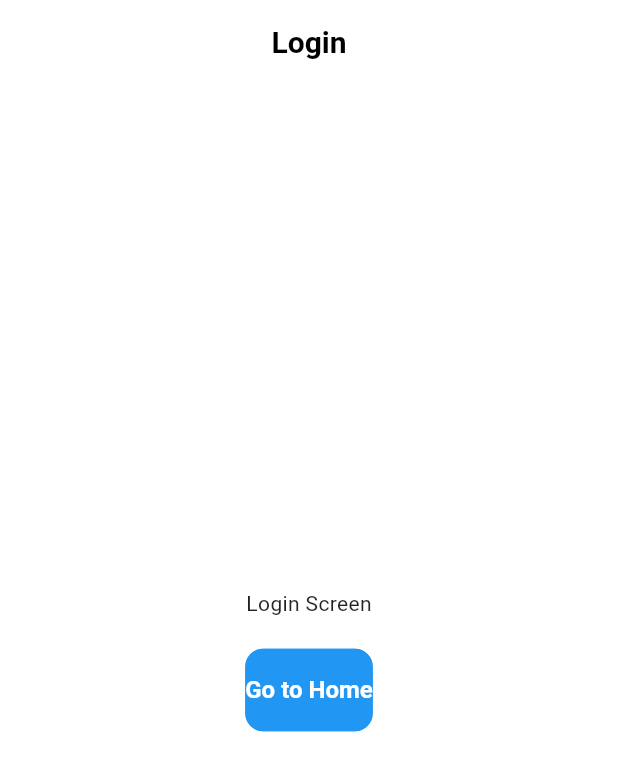
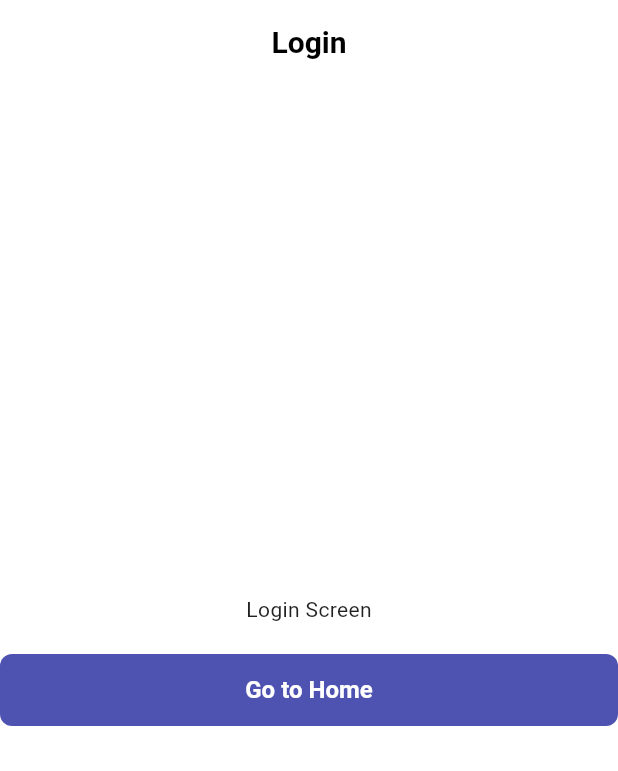
Before and after one commit to Dev-Ninjas-Backup/jesusvlsco, a Flutter app: the screen it shows after launch, on a phone screen of 412 x 824 dp. Shown: the top 771 px of the screen. Run offline on Flutter 3.47's test engine with Material 3 defaults, Android fonts, the phone set to English and light mode, and no system bars; our stand-ins replace flutter_screenutil, get, go_router, google_fonts, logger.

Commit message:
refactor: Update color constants and improve button theme styles

```diff
--- a/lib/core/utils/constants/colors.dart
+++ b/lib/core/utils/constants/colors.dart
@@ -5,7 +5,7 @@ class AppColors {
 
   // Brand Colors
   static const Color primary = Color(
-    0xFF1E3A5F,
+    0xFF4E53B1,
   ); // Darker primary for a more professional look
   static const Color secondary = Color(
     0xFFFEC601,
--- a/lib/core/utils/theme/custom_themes/elevated_button_theme.dart
+++ b/lib/core/utils/theme/custom_themes/elevated_button_theme.dart
@@ -1,85 +1,64 @@
 import 'package:flutter/material.dart';
+import 'package:jesusvlsco/core/utils/constants/colors.dart';
 
 class AppElevatedButtonTheme {
   AppElevatedButtonTheme._();
 
-  static final ElevatedButtonThemeData lightElevatedButtonTheme =
-      ElevatedButtonThemeData(
+  static final ElevatedButtonThemeData
+  lightElevatedButtonTheme = ElevatedButtonThemeData(
     style: ButtonStyle(
       elevation: WidgetStateProperty.all(0),
-      foregroundColor: WidgetStateProperty.resolveWith<Color>(
-        (states) {
+      fixedSize: WidgetStateProperty.all(const Size(double.maxFinite, 48)),
+      foregroundColor: WidgetStateProperty.resolveWith<Color>((states) {
         if (states.contains(WidgetState.disabled)) {
           return Colors.grey; // Disabled text color
         }
         return Colors.white; // Default text color
-        },
-      ),
-      backgroundColor: WidgetStateProperty.resolveWith<Color>(
-        (states) {
+      }),
+      backgroundColor: WidgetStateProperty.resolveWith<Color>((states) {
         if (states.contains(WidgetState.disabled)) {
           return Colors.grey.shade300; // Disabled background color
         }
-          return Colors.blue; // Default background color
-        },
+        return AppColors.primary; // Default background color
+      }),
+      // side: WidgetStateProperty.all(const BorderSide(color: Colors.blue)),
+      // padding: WidgetStateProperty.all(
+      //   const EdgeInsets.symmetric(vertical: 18),
+      // ),
+      textStyle: WidgetStateProperty.all(
+        const TextStyle(fontSize: 16, fontWeight: FontWeight.w600),
       ),
-      side: WidgetStateProperty.all(
-        const BorderSide(color: Colors.blue),
+      shape: WidgetStateProperty.all(
+        RoundedRectangleBorder(borderRadius: BorderRadius.circular(8)),
       ),
+    ),
+  );
+
+  static final ElevatedButtonThemeData
+  darkElevatedButtonTheme = ElevatedButtonThemeData(
+    style: ButtonStyle(
+      elevation: WidgetStateProperty.all(0),
+      foregroundColor: WidgetStateProperty.resolveWith<Color>((states) {
+        if (states.contains(WidgetState.disabled)) {
+          return Colors.grey.shade600; // Disabled text color in dark mode
+        }
+        return Colors.white; // Default text color
+      }),
+      backgroundColor: WidgetStateProperty.resolveWith<Color>((states) {
+        if (states.contains(WidgetState.disabled)) {
+          return Colors.grey.shade800; // Disabled background color in dark mode
+        }
+        return Colors.blueGrey; // Default dark background color
+      }),
+      side: WidgetStateProperty.all(const BorderSide(color: Colors.blueGrey)),
       padding: WidgetStateProperty.all(
         const EdgeInsets.symmetric(vertical: 18),
       ),
       textStyle: WidgetStateProperty.all(
-        const TextStyle(
-          fontSize: 16,
-          fontWeight: FontWeight.w600,
-        ),
+        const TextStyle(fontSize: 16, fontWeight: FontWeight.w600),
       ),
       shape: WidgetStateProperty.all(
-        RoundedRectangleBorder(
-          borderRadius: BorderRadius.circular(12),
-        ),
-      ),
-    ),
-  );
-
-  static final ElevatedButtonThemeData darkElevatedButtonTheme =
-      ElevatedButtonThemeData(
-    style: ButtonStyle(
-      elevation: WidgetStateProperty.all(0),
-      foregroundColor: WidgetStateProperty.resolveWith<Color>(
-        (states) {
-          if (states.contains(WidgetState.disabled)) {
-            return Colors.grey.shade600; // Disabled text color in dark mode
-          }
-          return Colors.white; // Default text color
-        },
-      ),
-      backgroundColor: WidgetStateProperty.resolveWith<Color>(
-        (states) {
-          if (states.contains(WidgetState.disabled)) {
-            return Colors
-                .grey.shade800; // Disabled background color in dark mode
-          }
-          return Colors.blueGrey; // Default dark background color
-        },
-      ),
-      side: WidgetStateProperty.all(
-        const BorderSide(color: Colors.blueGrey),
-      ),
-      padding: WidgetStateProperty.all(
-        const EdgeInsets.symmetric(vertical: 18),
-      ),
-      textStyle: WidgetStateProperty.all(
-        const TextStyle(
-          fontSize: 16,
-          fontWeight: FontWeight.w600,
-        ),
-      ),
-      shape: WidgetStateProperty.all(
-        RoundedRectangleBorder(
-          borderRadius: BorderRadius.circular(12),
-        ),
+        RoundedRectangleBorder(borderRadius: BorderRadius.circular(12)),
       ),
     ),
   );
```
Also changed, not shown: 1 other file. Lines whose indentation alone changed are shown as unchanged.
